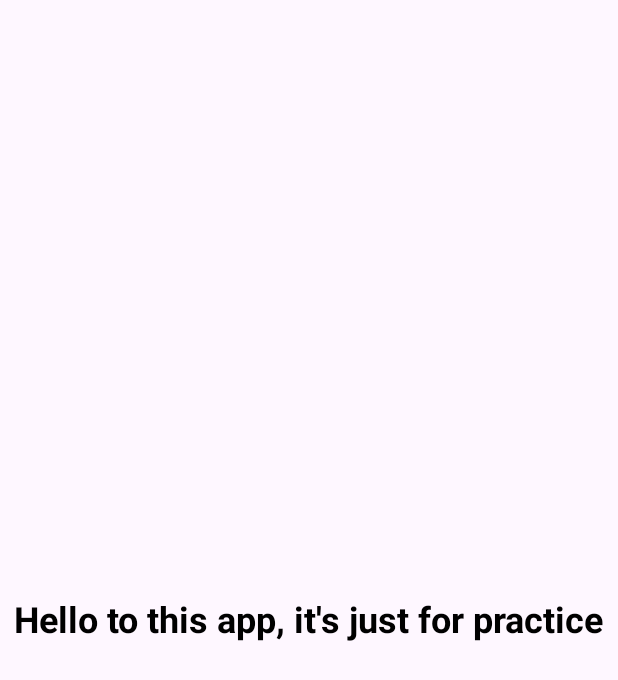
After one commit to Abdallah-Alqiran/Places-in-Qena, an Android app: the About screen opened directly, with no data from a screen before it, on a phone screen of 412 x 824 dp. The commit adds this screen. Shown: the top 680 px of the screen. Run offline under Robolectric (Android 15) with nearby library versions, the phone set to English and light mode, and no system bars.

Commit message:
after adding about page

```diff
--- a/app/build.gradle.kts
+++ b/app/build.gradle.kts
@@ -37,6 +37,9 @@ android {
     viewBinding {
         enable = true
     }
+    buildFeatures {
+        viewBinding = true
+    }
 }
 
 dependencies {
@@ -46,6 +49,8 @@ dependencies {
     implementation(libs.material)
     implementation(libs.androidx.activity)
     implementation(libs.androidx.constraintlayout)
+    implementation(libs.androidx.navigation.fragment.ktx)
+    implementation(libs.androidx.navigation.ui.ktx)
     testImplementation(libs.junit)
     androidTestImplementation(libs.androidx.junit)
     androidTestImplementation(libs.androidx.espresso.core)
--- /dev/null
+++ b/app/src/main/java/com/example/placesinqena/MainPackage/About.kt
@@ -0,0 +1,19 @@
+package com.example.placesinqena.MainPackage
+
+import android.os.Bundle
+import androidx.activity.enableEdgeToEdge
+import androidx.appcompat.app.AppCompatActivity
+import androidx.core.view.ViewCompat
+import androidx.core.view.WindowInsetsCompat
+import com.example.placesinqena.R
+
+class About : AppCompatActivity() {
+    override fun onCreate(savedInstanceState: Bundle?) {
+        super.onCreate(savedInstanceState)
+        enableEdgeToEdge()
+        setContentView(R.layout.activity_about)
+
+
+
+    }
+}
--- /dev/null
+++ b/app/src/main/res/layout/activity_about.xml
@@ -0,0 +1,20 @@
+<?xml version="1.0" encoding="utf-8"?>
+<androidx.constraintlayout.widget.ConstraintLayout xmlns:android="http://schemas.android.com/apk/res/android"
+    xmlns:app="http://schemas.android.com/apk/res-auto"
+    xmlns:tools="http://schemas.android.com/tools"
+    android:id="@+id/main"
+    android:layout_width="match_parent"
+    android:layout_height="match_parent"
+    tools:context=".MainPackage.About">
+
+    <TextView
+        android:id="@+id/textView"
+        android:layout_width="wrap_content"
+        android:layout_height="wrap_content"
+        style="@style/default_text_style"
+        android:text="@string/tv_practice"
+        app:layout_constraintBottom_toBottomOf="parent"
+        app:layout_constraintEnd_toEndOf="parent"
+        app:layout_constraintStart_toStartOf="parent"
+        app:layout_constraintTop_toTopOf="parent" />
+</androidx.constraintlayout.widget.ConstraintLayout>
--- /dev/null
+++ b/app/src/main/res/values-land/dimens.xml
@@ -0,0 +1,3 @@
+<resources>
+    <dimen name="fab_margin">48dp</dimen>
+</resources>
--- /dev/null
+++ b/app/src/main/res/values-v23/themes.xml
@@ -0,0 +1,9 @@
+<resources xmlns:tools="http://schemas.android.com/tools">
+
+    <style name="Theme.PlacesInEgypt" parent="Base.Theme.PlacesInEgypt">
+        <!-- Transparent system bars for edge-to-edge. -->
+        <item name="android:navigationBarColor">@android:color/transparent</item>
+        <item name="android:statusBarColor">@android:color/transparent</item>
+        <item name="android:windowLightStatusBar">?attr/isLightTheme</item>
+    </style>
+</resources>
--- /dev/null
+++ b/app/src/main/res/values-w1240dp/dimens.xml
@@ -0,0 +1,3 @@
+<resources>
+    <dimen name="fab_margin">200dp</dimen>
+</resources>
--- /dev/null
+++ b/app/src/main/res/values-w600dp/dimens.xml
@@ -0,0 +1,3 @@
+<resources>
+    <dimen name="fab_margin">48dp</dimen>
+</resources>
--- /dev/null
+++ b/app/src/main/res/values/dimens.xml
@@ -0,0 +1,3 @@
+<resources>
+    <dimen name="fab_margin">16dp</dimen>
+</resources>
--- a/gradle/libs.versions.toml
+++ b/gradle/libs.versions.toml
@@ -9,6 +9,8 @@ appcompat = "1.7.0"
 material = "1.12.0"
 activity = "1.9.1"
 constraintlayout = "2.1.4"
+navigationFragmentKtx = "2.8.2"
+navigationUiKtx = "2.8.2"
 
 [libraries]
 androidx-core-ktx = { group = "androidx.core", name = "core-ktx", version.ref = "coreKtx" }
@@ -19,6 +21,8 @@ androidx-appcompat = { group = "androidx.appcompat", name = "appcompat", version
 material = { group = "com.google.android.material", name = "material", version.ref = "material" }
 androidx-activity = { group = "androidx.activity", name = "activity", version.ref = "activity" }
 androidx-constraintlayout = { group = "androidx.constraintlayout", name = "constraintlayout", version.ref = "constraintlayout" }
+androidx-navigation-fragment-ktx = { group = "androidx.navigation", name = "navigation-fragment-ktx", version.ref = "navigationFragmentKtx" }
+androidx-navigation-ui-ktx = { group = "androidx.navigation", name = "navigation-ui-ktx", version.ref = "navigationUiKtx" }
 
 [plugins]
 android-application = { id = "com.android.application", version.ref = "agp" }
```
Also changed, not shown: app/src/main/AndroidManifest.xml (+5 -6 lines), app/src/main/java/com/example/placesinqena/MainPackage/ContentPage.kt (+28 -0 lines), app/src/main/res/navigation/nav_graph.xml (added, +28 -0 lines), app/src/main/res/values/strings.xml (+43 -0 lines).
